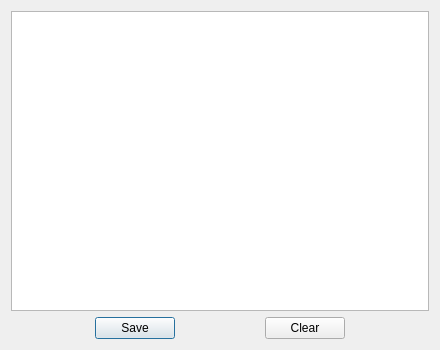
eveningwyn/ICT_UR10, file errorlistdialog.ui: the form before one commit.
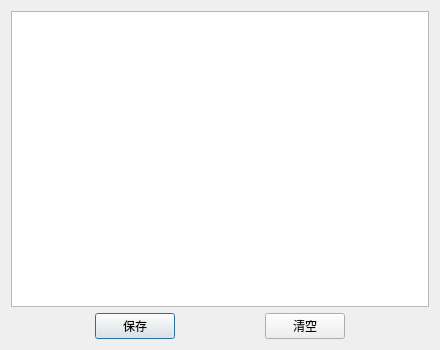
The form after the commit. Icons and pictures are not drawn.

Patch:
```diff
--- a/errorlistdialog.ui
+++ b/errorlistdialog.ui
@@ -34,7 +34,7 @@
    <item row="1" column="1">
     <widget class="QPushButton" name="pushButtonSaveErrorList">
      <property name="text">
-      <string>Save</string>
+      <string>保存</string>
      </property>
     </widget>
    </item>
@@ -54,7 +54,7 @@
    <item row="1" column="3">
     <widget class="QPushButton" name="pushButtonClearErrorList">
      <property name="text">
-      <string>Clear</string>
+      <string>清空</string>
      </property>
     </widget>
    </item>
```
Left out of the diff: 2 changed lines with no effect on the pictures.
